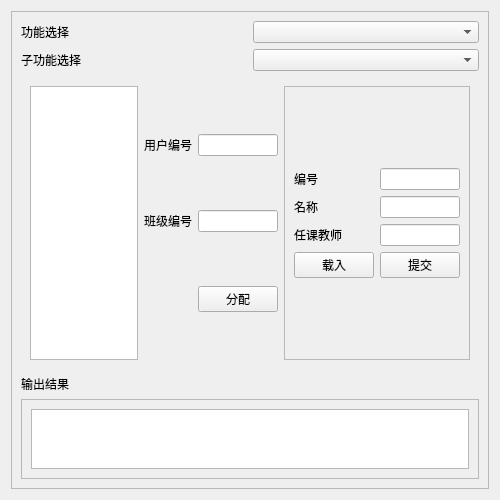
azh-1415926/POCAssistant, file ui/managementpage.ui: the form before one commit.
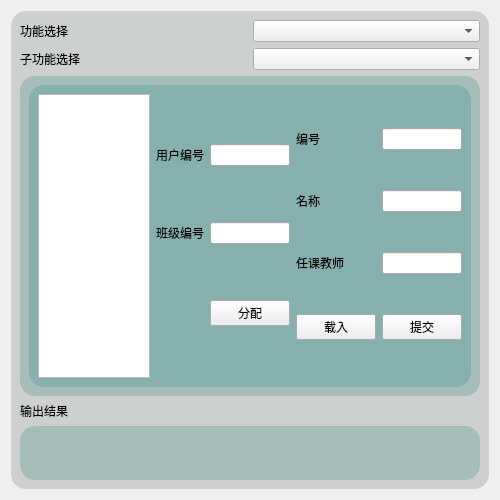
The form after the commit. The open tabs and pages were chosen to show the change. Custom widgets are drawn as their Qt base class.

Patch:
```diff
--- a/ui/managementpage.ui
+++ b/ui/managementpage.ui
@@ -16,6 +16,14 @@
   <layout class="QHBoxLayout" name="horizontalLayout_3">
    <item>
     <widget class="QFrame" name="frame">
+     <property name="styleSheet">
+      <string notr="true">QFrame#frame
+{
+	background-color: rgba(64, 81, 78,50);
+	border-radius: 15px;
+}
+</string>
+     </property>
      <property name="frameShape">
       <enum>QFrame::Shape::StyledPanel</enum>
      </property>
@@ -195,6 +203,13 @@
          </layout>
         </widget>
         <widget class="QWidget" name="classPage">
+         <property name="styleSheet">
+          <string notr="true">QWidget#classPage
+{
+	background-color: rgba(0,118,98,50);
+	border-radius: 15px;
+}</string>
+         </property>
          <layout class="QHBoxLayout" name="horizontalLayout_6">
           <item>
            <spacer name="horizontalSpacer_3">
@@ -203,12 +218,28 @@
             </property>
             <property name="sizeHint" stdset="0">
              <size>
-              <width>83</width>
+              <width>40</width>
               <height>20</height>
              </size>
             </property>
            </spacer>
           </item>
+          <item>
+           <widget class="QFrame" name="frameOfClass">
+            <property name="styleSheet">
+             <string notr="true">QFrame#frameOfClass
+{
+	background-color: rgba(0,118,120,50);
+	border-radius: 15px;
+}</string>
+            </property>
+            <property name="frameShape">
+             <enum>QFrame::Shape::StyledPanel</enum>
+            </property>
+            <property name="frameShadow">
+             <enum>QFrame::Shadow::Raised</enum>
+            </property>
+            <layout class="QHBoxLayout" name="horizontalLayout_8">
           <item>
            <layout class="QGridLayout" name="layoutOfUserTable">
             <item row="0" column="0">
@@ -218,44 +249,35 @@
           </item>
           <item>
            <layout class="QGridLayout" name="layoutOfAlloc">
-            <item row="1" column="1">
-             <widget class="QLineEdit" name="idOfClassForAlloc"/>
-            </item>
-            <item row="1" column="0">
-             <widget class="QLabel" name="label_7">
-              <property name="text">
-               <string>班级编号</string>
-              </property>
-             </widget>
-            </item>
-            <item row="0" column="0">
+               <item row="0" column="1">
              <widget class="QLabel" name="label">
               <property name="text">
                <string>用户编号</string>
               </property>
              </widget>
             </item>
-            <item row="0" column="1">
+               <item row="0" column="2">
              <widget class="QLineEdit" name="idOfUserForAlloc"/>
             </item>
-            <item row="2" column="1">
+               <item row="2" column="2">
              <widget class="QPushButton" name="btnOfClassAlloc">
               <property name="text">
                <string>分配</string>
               </property>
              </widget>
             </item>
-           </layout>
-          </item>
-          <item>
-           <widget class="QFrame" name="frameOfClass">
-            <property name="frameShape">
-             <enum>QFrame::Shape::StyledPanel</enum>
-            </property>
-            <property name="frameShadow">
-             <enum>QFrame::Shadow::Raised</enum>
-            </property>
-            <layout class="QVBoxLayout" name="verticalLayout_12">
+               <item row="1" column="2">
+                <widget class="QLineEdit" name="idOfClassForAlloc"/>
+               </item>
+               <item row="1" column="1">
+                <widget class="QLabel" name="label_7">
+                 <property name="text">
+                  <string>班级编号</string>
+                 </property>
+                </widget>
+               </item>
+              </layout>
+             </item>
              <item>
               <layout class="QGridLayout" name="layoutOfClass">
                <item row="3" column="1">
@@ -335,7 +357,7 @@
             </property>
             <property name="sizeHint" stdset="0">
              <size>
-              <width>83</width>
+              <width>40</width>
               <height>20</height>
              </size>
             </property>
@@ -383,6 +405,13 @@
           <height>80</height>
          </size>
         </property>
+        <property name="styleSheet">
+         <string notr="true">QFrame
+{
+
+	border-radius: 15px;
+}</string>
+        </property>
         <property name="frameShape">
          <enum>QFrame::Shape::StyledPanel</enum>
         </property>
@@ -403,12 +432,27 @@
           <number>0</number>
          </property>
          <item>
-          <widget class="QStackedWidget" name="stackedWidget">
-           <property name="currentIndex">
-            <number>0</number>
+          <widget class="QWidget" name="page" native="true">
+           <property name="styleSheet">
+            <string notr="true">QWidget#page
+{
+	background-color: rgba(0,118,98,50);
+	border-radius: 15px;
+}</string>
            </property>
-           <widget class="QWidget" name="page">
-            <layout class="QVBoxLayout" name="verticalLayout_4">
+           <layout class="QHBoxLayout" name="horizontalLayout_9">
+            <property name="leftMargin">
+             <number>20</number>
+            </property>
+            <property name="topMargin">
+             <number>20</number>
+            </property>
+            <property name="rightMargin">
+             <number>20</number>
+            </property>
+            <property name="bottomMargin">
+             <number>20</number>
+            </property>
              <item>
               <widget class="QLabel" name="textOfOutput">
                <property name="text">
@@ -417,14 +461,6 @@
               </widget>
              </item>
             </layout>
-           </widget>
-           <widget class="QWidget" name="page_2">
-            <layout class="QVBoxLayout" name="verticalLayout_5">
-             <item>
-              <widget class="QTableWidget" name="tableWidget"/>
-             </item>
-            </layout>
-           </widget>
           </widget>
          </item>
         </layout>
```
Left out of the diff: 24 changed lines with no effect on the pictures. Lines whose indentation alone changed are shown as unchanged.
